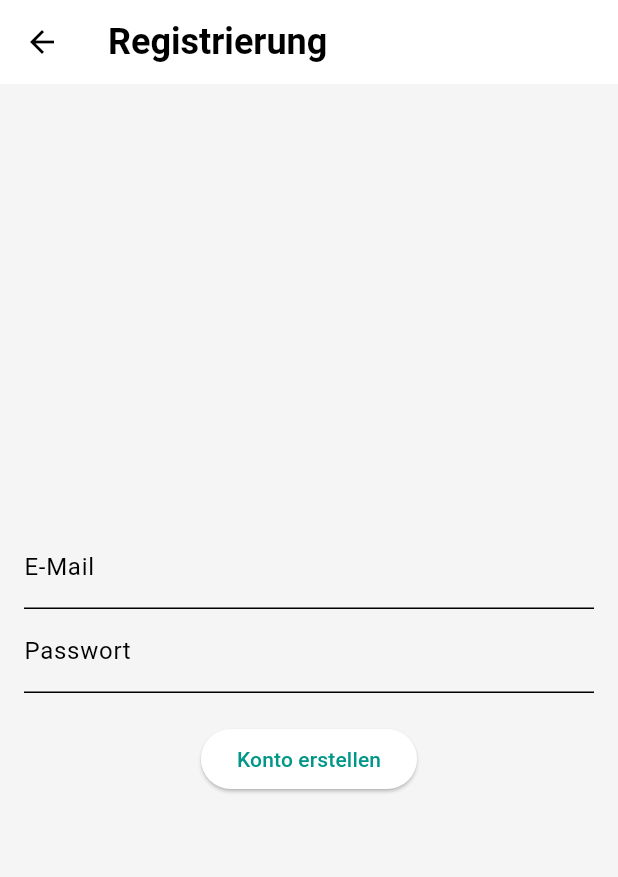
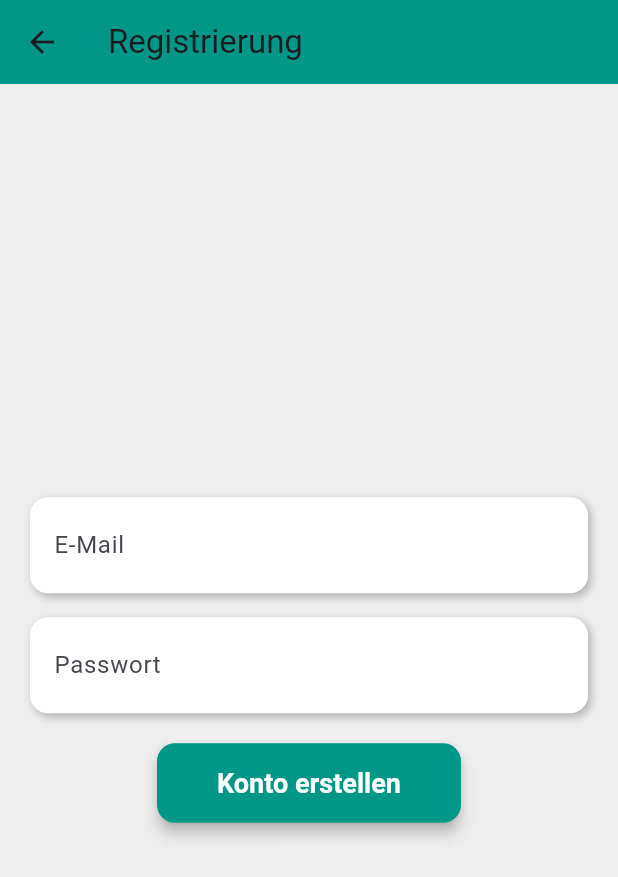
Before and after one commit to Richiedei78/sfip_tasks, a Flutter app: the screen it shows after launch, after a tap on "Registrieren", on a phone screen of 412 x 824 dp. Shown: the top 877 px of the screen. Run offline on Flutter 3.47's test engine with Material 3 defaults, Android fonts, the phone set to English and light mode, and no system bars; our stand-ins replace firebase_auth, firebase_core; accounts and stored records are empty; network calls fail.

```diff
--- a/lib/login_screen.dart
+++ /dev/null
@@ -1,82 +0,0 @@
-import 'package:flutter/material.dart';
-import 'package:firebase_auth/firebase_auth.dart';
-import 'register_screen.dart'; // Importiere die Registrierungsseite
-import 'reset_password_screen.dart'; // Importiere die Passwort-Zurücksetzen-Seite
-import 'home_page.dart'; // Importiere die Hauptseite nach dem Login
-
-class LoginScreen extends StatefulWidget {
-  const LoginScreen({super.key});
-
-  @override
-  State<LoginScreen> createState() => _LoginScreenState();
-}
-
-class _LoginScreenState extends State<LoginScreen> {
-  final FirebaseAuth _auth = FirebaseAuth.instance;
-  final TextEditingController emailController = TextEditingController();
-  final TextEditingController passwordController = TextEditingController();
-
-  Future<void> _signIn() async {
-    try {
-      await _auth.signInWithEmailAndPassword(
-        email: emailController.text,
-        password: passwordController.text,
-      );
-
-      if (!mounted) return;
-      Navigator.pushReplacement(
-        context,
-        MaterialPageRoute(builder: (context) => const MyHomePage(title: 'Dashboard')),
-      );
-    } catch (e) {
-      if (!mounted) return;
-      ScaffoldMessenger.of(context).showSnackBar(
-        SnackBar(content: Text('Fehler: ${e.toString()}')),
-      );
-    }
-  }
-
-  @override
-  Widget build(BuildContext context) {
-    return Scaffold(
-      appBar: AppBar(title: const Text('Login')),
-      body: Padding(
-        padding: const EdgeInsets.all(16.0),
-        child: Column(
-          mainAxisAlignment: MainAxisAlignment.center,
-          children: [
-            TextField(
-              controller: emailController,
-              decoration: const InputDecoration(labelText: 'E-Mail'),
-            ),
-            TextField(
-              controller: passwordController,
-              obscureText: true,
-              decoration: const InputDecoration(labelText: 'Passwort'),
-            ),
-            const SizedBox(height: 20),
-            ElevatedButton(onPressed: _signIn, child: const Text('Login')),
-            TextButton(
-              onPressed: () {
-                Navigator.push(
-                  context,
-                  MaterialPageRoute(builder: (context) => RegisterScreen()),
-                );
-              },
-              child: const Text('Registrieren'),
-            ),
-            TextButton(
-              onPressed: () {
-                Navigator.push(
-                  context,
-                  MaterialPageRoute(builder: (context) => ResetPasswordScreen()),
-                );
-              },
-              child: const Text('Passwort vergessen'),
-            ),
-          ],
-        ),
-      ),
-    );
-  }
-}
--- a/lib/main.dart
+++ b/lib/main.dart
@@ -1,27 +1,32 @@
 import 'package:firebase_core/firebase_core.dart';
 import 'package:flutter/material.dart';
-import 'package:sfip_tasks/app_theme.dart';
-import 'package:sfip_tasks/home_page.dart';
-import 'package:sfip_tasks/login_screen.dart';
+import 'package:provider/provider.dart';
+import 'package:sfip_tasks/statemanagement/theme_provider.dart';
+import 'package:sfip_tasks/screens/login_screen.dart';
 
-void main() async{
+void main() async {
   WidgetsFlutterBinding.ensureInitialized();
   await Firebase.initializeApp();
-  runApp(const MyApp());
+
+  runApp(
+    ChangeNotifierProvider(
+      create: (context) => ThemeProvider(),
+      child: const MyApp(),
+    ),
+  );
 }
 
 class MyApp extends StatelessWidget {
   const MyApp({super.key});
 
-  // This widget is the root of your application.
   @override
   Widget build(BuildContext context) {
+    final themeProvider = Provider.of<ThemeProvider>(context);
+
     return MaterialApp(
       title: 'SFIP',
       debugShowCheckedModeBanner: false,
-      theme: AppTheme.lightTheme,
-      darkTheme: AppTheme.darkTheme,
-      themeMode: ThemeMode.system,
+      theme: themeProvider.isDarkMode ? ThemeData.dark() : ThemeData.light(),
       home: const LoginScreen(),
     );
   }
--- a/lib/register_screen.dart
+++ /dev/null
@@ -1,60 +0,0 @@
-import 'package:flutter/material.dart';
-import 'package:firebase_auth/firebase_auth.dart';
-
-class RegisterScreen extends StatefulWidget {
-  const RegisterScreen({super.key});
-
-  @override
-  State<RegisterScreen> createState() => _RegisterScreenState();
-}
-
-class _RegisterScreenState extends State<RegisterScreen> {
-  final FirebaseAuth _auth = FirebaseAuth.instance;
-  final TextEditingController emailController = TextEditingController();
-  final TextEditingController passwordController = TextEditingController();
-
-  Future<void> _register() async {
-    try {
-      await _auth.createUserWithEmailAndPassword(
-        email: emailController.text,
-        password: passwordController.text,
-      );
-      if (!mounted) return;
-      ScaffoldMessenger.of(context).showSnackBar(
-        SnackBar(content: Text('Konto erfolgreich erstellt!')),
-      );
-      Navigator.pop(context); // Zurück zur Login-Seite
-    } catch (e) {
-      if (!mounted) return;
-      ScaffoldMessenger.of(context).showSnackBar(
-        SnackBar(content: Text('Fehler: ${e.toString()}')),
-      );
-    }
-  }
-
-  @override
-  Widget build(BuildContext context) {
-    return Scaffold(
-      appBar: AppBar(title: Text('Registrierung')),
-      body: Padding(
-        padding: const EdgeInsets.all(16.0),
-        child: Column(
-          mainAxisAlignment: MainAxisAlignment.center,
-          children: [
-            TextField(
-              controller: emailController,
-              decoration: InputDecoration(labelText: 'E-Mail'),
-            ),
-            TextField(
-              controller: passwordController,
-              obscureText: true,
-              decoration: InputDecoration(labelText: 'Passwort'),
-            ),
-            const SizedBox(height: 20),
-            ElevatedButton(onPressed: _register, child: const Text('Konto erstellen')),
-          ],
-        ),
-      ),
-    );
-  }
-}
--- /dev/null
+++ b/lib/screens/login_screen.dart
@@ -0,0 +1,105 @@
+import 'package:flutter/material.dart';
+import 'package:firebase_auth/firebase_auth.dart';
+import 'register_screen.dart';
+import 'reset_password_screen.dart';
+import '../home_page.dart';
+
+class LoginScreen extends StatefulWidget {
+  const LoginScreen({super.key});
+
+  @override
+  State<LoginScreen> createState() => _LoginScreenState();
+}
+
+class _LoginScreenState extends State<LoginScreen> {
+  final FirebaseAuth _auth = FirebaseAuth.instance;
+  final TextEditingController emailController = TextEditingController();
+  final TextEditingController passwordController = TextEditingController();
+
+  Future<void> _signIn() async {
+    try {
+      await _auth.signInWithEmailAndPassword(
+        email: emailController.text,
+        password: passwordController.text,
+      );
+
+      if (!mounted) return;
+      Navigator.pushReplacement(
+        context,
+        MaterialPageRoute(builder: (context) => const MyHomePage(title: 'Dashboard')),
+      );
+    } catch (e) {
+      if (!mounted) return;
+      ScaffoldMessenger.of(context).showSnackBar(
+        SnackBar(content: Text('Fehler: ${e.toString()}')),
+      );
+    }
+  }
+
+  Widget _buildTextField(TextEditingController controller, String label, {bool isPassword = false}) {
+    return Container(
+      decoration: BoxDecoration(
+        color: Colors.white,
+        borderRadius: BorderRadius.circular(12),
+        boxShadow: [BoxShadow(color: Colors.black26, blurRadius: 4, offset: Offset(2, 2))],
+      ),
+      child: TextField(
+        controller: controller,
+        obscureText: isPassword,
+        decoration: InputDecoration(
+          labelText: label,
+          border: InputBorder.none,
+          contentPadding: EdgeInsets.symmetric(horizontal: 16, vertical: 12),
+        ),
+      ),
+    );
+  }
+
+  Widget _buildButton(String text, VoidCallback onPressed) {
+    return ElevatedButton(
+      onPressed: onPressed,
+      style: ElevatedButton.styleFrom(
+        backgroundColor: Colors.teal,
+        shape: RoundedRectangleBorder(borderRadius: BorderRadius.circular(12)),
+        elevation: 4,
+        padding: EdgeInsets.symmetric(horizontal: 40, vertical: 16),
+        textStyle: TextStyle(fontSize: 18, fontWeight: FontWeight.bold),
+      ),
+      child: Text(text, style: TextStyle(color: Colors.white)),
+    );
+  }
+
+  @override
+  Widget build(BuildContext context) {
+    return Scaffold(
+      backgroundColor: Colors.grey[200],
+      appBar: AppBar(title: Text('Login'), backgroundColor: Colors.teal),
+      body: Padding(
+        padding: const EdgeInsets.all(20.0),
+        child: Column(
+          mainAxisAlignment: MainAxisAlignment.center,
+          children: [
+            _buildTextField(emailController, 'E-Mail'),
+            SizedBox(height: 16),
+            _buildTextField(passwordController, 'Passwort', isPassword: true),
+            SizedBox(height: 20),
+            _buildButton('Login', _signIn),
+            SizedBox(height: 10),
+            TextButton(
+              onPressed: () {
+                Navigator.push(context, MaterialPageRoute(builder: (context) => RegisterScreen()));
+              },
+              child: const Text('Registrieren', style: TextStyle(fontSize: 16, color: Colors.teal)),
+            ),
+            TextButton(
+              onPressed: () {
+                Navigator.push(context, MaterialPageRoute(builder: (context) => ResetPasswordScreen()));
+              },
+              child: const Text('Passwort vergessen', style: TextStyle(fontSize: 16, color: Colors.teal)),
+            ),
+          ],
+        ),
+      ),
+    );
+  }
+}
--- /dev/null
+++ b/lib/screens/register_screen.dart
@@ -0,0 +1,87 @@
+import 'package:flutter/material.dart';
+import 'package:firebase_auth/firebase_auth.dart';
+
+class RegisterScreen extends StatefulWidget {
+  const RegisterScreen({super.key});
+
+  @override
+  State<RegisterScreen> createState() => _RegisterScreenState();
+}
+
+class _RegisterScreenState extends State<RegisterScreen> {
+  final FirebaseAuth _auth = FirebaseAuth.instance;
+  final TextEditingController emailController = TextEditingController();
+  final TextEditingController passwordController = TextEditingController();
+
+  Future<void> _register() async {
+    try {
+      await _auth.createUserWithEmailAndPassword(
+        email: emailController.text,
+        password: passwordController.text,
+      );
+      if (!mounted) return;
+      ScaffoldMessenger.of(context).showSnackBar(
+        const SnackBar(content: Text('Konto erfolgreich erstellt!')),
+      );
+      Navigator.pop(context); // Zurück zur Login-Seite
+    } catch (e) {
+      ScaffoldMessenger.of(context).showSnackBar(
+        SnackBar(content: Text('Fehler: ${e.toString()}')),
+      );
+    }
+  }
+
+  Widget _buildTextField(TextEditingController controller, String label, {bool isPassword = false}) {
+    return Container(
+      decoration: BoxDecoration(
+        color: Colors.white,
+        borderRadius: BorderRadius.circular(12),
+        boxShadow: [const BoxShadow(color: Colors.black26, blurRadius: 4, offset: Offset(2, 2))],
+      ),
+      child: TextField(
+        controller: controller,
+        obscureText: isPassword,
+        decoration: InputDecoration(
+          labelText: label,
+          border: InputBorder.none,
+          contentPadding: const EdgeInsets.symmetric(horizontal: 16, vertical: 12),
+        ),
+      ),
+    );
+  }
+
+  Widget _buildButton(String text, VoidCallback onPressed) {
+    return ElevatedButton(
+      onPressed: onPressed,
+      style: ElevatedButton.styleFrom(
+        backgroundColor: Colors.teal,
+        shape: RoundedRectangleBorder(borderRadius: BorderRadius.circular(12)),
+        elevation: 4,
+        padding: const EdgeInsets.symmetric(horizontal: 40, vertical: 16),
+        textStyle: const TextStyle(fontSize: 18, fontWeight: FontWeight.bold),
+      ),
+      child: Text(text, style: const TextStyle(color: Colors.white)),
+    );
+  }
+
+  @override
+  Widget build(BuildContext context) {
+    return Scaffold(
+      backgroundColor: Colors.grey[200],
+      appBar: AppBar(title: const Text('Registrierung'), backgroundColor: Colors.teal),
+      body: Padding(
+        padding: const EdgeInsets.all(20.0),
+        child: Column(
+          mainAxisAlignment: MainAxisAlignment.center,
+          children: [
+            _buildTextField(emailController, 'E-Mail'),
+            const SizedBox(height: 16),
+            _buildTextField(passwordController, 'Passwort', isPassword: true),
+            const SizedBox(height: 20),
+            _buildButton('Konto erstellen', _register),
+          ],
+        ),
+      ),
+    );
+  }
+}
--- /dev/null
+++ b/lib/statemanagement/theme_provider.dart
@@ -0,0 +1,12 @@
+import 'package:flutter/material.dart';
+
+class ThemeProvider extends ChangeNotifier {
+  bool _isDarkMode = false;
+
+  bool get isDarkMode => _isDarkMode;
+
+  void toggleDarkMode() {
+    _isDarkMode = !_isDarkMode;
+    notifyListeners(); // Aktualisiert die UI
+  }
+}
```
Also changed, not shown: lib/app_drawer.dart (added, +40 -0 lines), lib/home_page.dart (+60 -20 lines), lib/reset_password_screen.dart (deleted, +0 -51 lines), lib/screens/finance_screen.dart (added, +39 -0 lines), lib/screens/reset_password_screen.dart (added, +80 -0 lines), lib/screens/sport_screen.dart (added, +29 -0 lines), lib/screens/todo_screen.dart (added, +31 -0 lines), lib/themes/app_theme.dart (renamed from lib/app_theme.dart).
